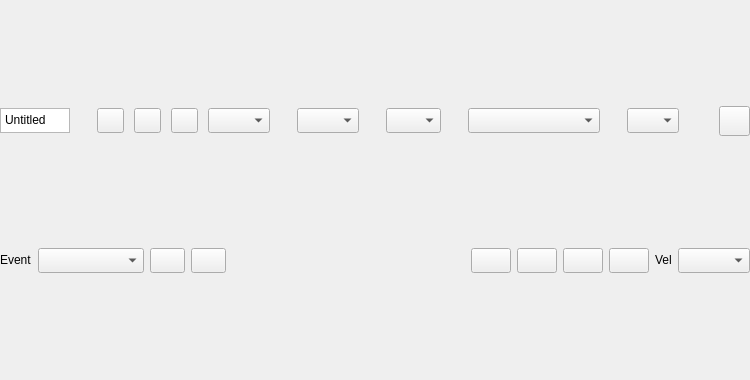
Above: seq_qt5/forms/qseqeditframe.ui from ahlstromcj/sequencer64 before the change. Below: the same form after it.
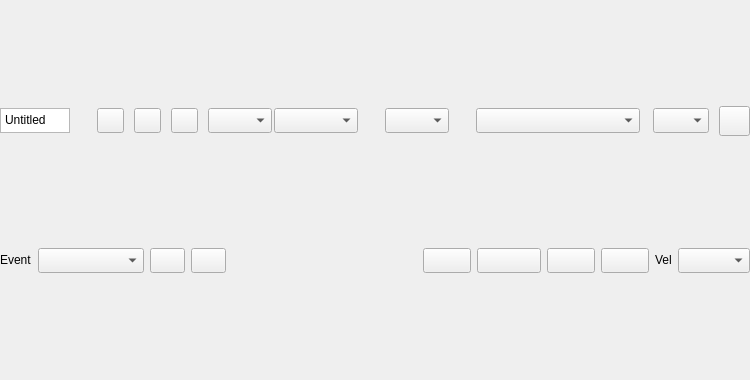
That is the form after the change. Icons and pictures are not drawn.

Patch:
```diff
--- a/seq_qt5/forms/qseqeditframe.ui
+++ b/seq_qt5/forms/qseqeditframe.ui
@@ -201,13 +201,13 @@
          </property>
          <property name="minimumSize">
           <size>
-           <width>55</width>
+           <width>64</width>
            <height>25</height>
           </size>
          </property>
          <property name="maximumSize">
           <size>
-           <width>100</width>
+           <width>128</width>
            <height>25</height>
           </size>
          </property>
@@ -255,13 +255,13 @@
          </property>
          <property name="minimumSize">
           <size>
-           <width>55</width>
+           <width>84</width>
            <height>25</height>
           </size>
          </property>
          <property name="maximumSize">
           <size>
-           <width>100</width>
+           <width>96</width>
            <height>25</height>
           </size>
          </property>
@@ -301,9 +301,15 @@
        </item>
        <item>
         <widget class="QComboBox" name="cmbSeqLen">
+         <property name="minimumSize">
+          <size>
+           <width>64</width>
+           <height>25</height>
+          </size>
+         </property>
          <property name="maximumSize">
           <size>
-           <width>55</width>
+           <width>72</width>
            <height>25</height>
           </size>
          </property>
@@ -345,13 +351,13 @@
         <widget class="QComboBox" name="cmbMidiBus">
          <property name="minimumSize">
           <size>
-           <width>132</width>
+           <width>164</width>
            <height>25</height>
           </size>
          </property>
          <property name="maximumSize">
           <size>
-           <width>132</width>
+           <width>172</width>
            <height>25</height>
           </size>
          </property>
@@ -387,13 +393,13 @@
         <widget class="QComboBox" name="cmbMidiChan">
          <property name="minimumSize">
           <size>
-           <width>52</width>
+           <width>56</width>
            <height>25</height>
           </size>
          </property>
          <property name="maximumSize">
           <size>
-           <width>52</width>
+           <width>64</width>
            <height>25</height>
           </size>
          </property>
@@ -562,9 +568,15 @@
         <layout class="QHBoxLayout" name="horizontalLayout_17">
          <item>
           <widget class="QPushButton" name="btnPlay">
+           <property name="minimumSize">
+            <size>
+             <width>48</width>
+             <height>25</height>
+            </size>
+           </property>
            <property name="maximumSize">
             <size>
-             <width>45</width>
+             <width>56</width>
              <height>25</height>
             </size>
            </property>
@@ -590,9 +602,15 @@
          </item>
          <item>
           <widget class="QPushButton" name="btnThru">
+           <property name="minimumSize">
+            <size>
+             <width>64</width>
+             <height>25</height>
+            </size>
+           </property>
            <property name="maximumSize">
             <size>
-             <width>70</width>
+             <width>84</width>
              <height>25</height>
             </size>
            </property>
@@ -618,9 +636,15 @@
          </item>
          <item>
           <widget class="QPushButton" name="btnRec">
+           <property name="minimumSize">
+            <size>
+             <width>48</width>
+             <height>25</height>
+            </size>
+           </property>
            <property name="maximumSize">
             <size>
-             <width>46</width>
+             <width>56</width>
              <height>25</height>
             </size>
            </property>
@@ -646,9 +670,15 @@
          </item>
          <item>
           <widget class="QPushButton" name="btnQRec">
+           <property name="minimumSize">
+            <size>
+             <width>48</width>
+             <height>25</height>
+            </size>
+           </property>
            <property name="maximumSize">
             <size>
-             <width>45</width>
+             <width>48</width>
              <height>25</height>
             </size>
            </property>
```
Left out of the diff: 4 changed lines with no effect on the pictures.
